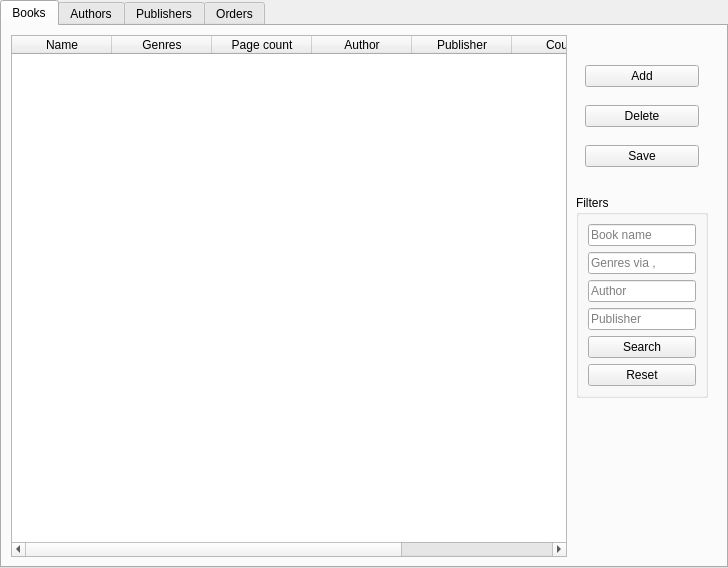
Qt form ui/librarianForm.ui (Kamikoto-sama/NetBookShop) before a commit.
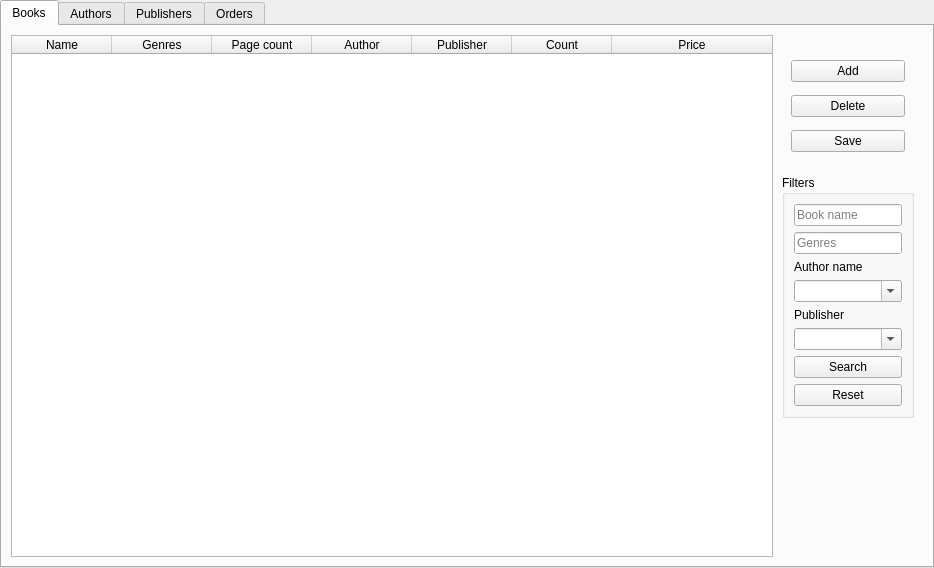
The same form after that commit. The open tabs and pages were chosen to show the change.

Diff of the .ui file:
```diff
--- a/ui/librarianForm.ui
+++ b/ui/librarianForm.ui
@@ -6,7 +6,7 @@
    <rect>
     <x>0</x>
     <y>0</y>
-    <width>728</width>
+    <width>934</width>
     <height>568</height>
    </rect>
   </property>
@@ -169,24 +169,48 @@
                 <item alignment="Qt::AlignHCenter">
                  <widget class="QLineEdit" name="lineEdit_2">
                   <property name="placeholderText">
-                   <string>Genres via ,</string>
+                   <string>Genres</string>
                   </property>
                  </widget>
                 </item>
-                <item alignment="Qt::AlignHCenter">
-                 <widget class="QLineEdit" name="lineEdit_3">
-                  <property name="placeholderText">
-                   <string>Author</string>
+                <item>
+                 <widget class="QLabel" name="label">
+                  <property name="text">
+                   <string>Author name</string>
                   </property>
                  </widget>
                 </item>
-                <item alignment="Qt::AlignHCenter">
-                 <widget class="QLineEdit" name="lineEdit_4">
-                  <property name="placeholderText">
+                <item>
+                 <widget class="QComboBox" name="authorsList">
+                  <property name="editable">
+                   <bool>true</bool>
+                  </property>
+                  <item>
+                   <property name="text">
+                    <string/>
+                   </property>
+                  </item>
+                 </widget>
+                </item>
+                <item>
+                 <widget class="QLabel" name="label_2">
+                  <property name="text">
                    <string>Publisher</string>
                   </property>
                  </widget>
                 </item>
+                <item>
+                 <widget class="QComboBox" name="publishersList">
+                  <property name="editable">
+                   <bool>true</bool>
+                  </property>
+                  <item>
+                   <property name="text">
+                    <string/>
+                   </property>
+                  </item>
+                 </widget>
+                </item>
                 <item>
                  <widget class="QPushButton" name="pushButton_14">
                   <property name="cursor">
```
Left out of the diff: 40 changed lines with no effect on the pictures.
